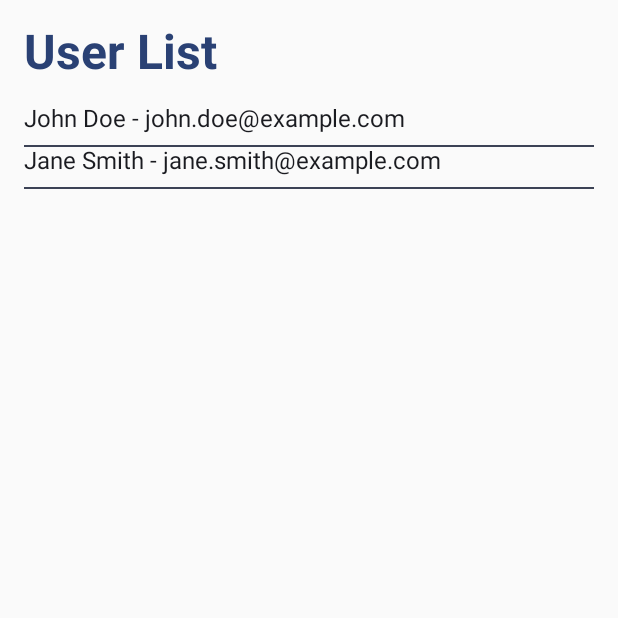
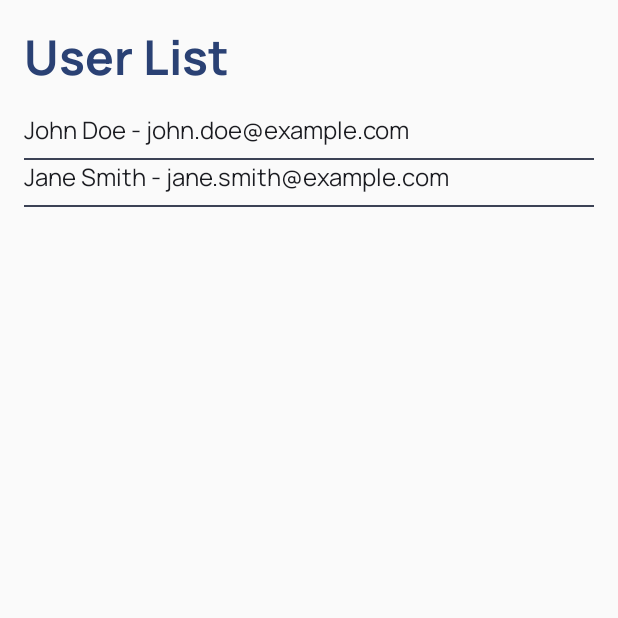
Before and after one commit to dinariyasmine/eCare, an Android app built with Jetpack Compose: the screen it shows after launch (MainActivity), on a phone screen of 412 x 824 dp, the top half of it. Run offline under Robolectric (Android 15) with nearby library versions, the light colour scheme and no system bars.

Commit message:
font set up

```diff
--- a/mobile/app/src/main/java/com/example/ecare_mobile/ui/theme/Type.kt
+++ b/mobile/app/src/main/java/com/example/ecare_mobile/ui/theme/Type.kt
@@ -1,65 +1,78 @@
 package com.example.ecare_mobile.ui.theme
 
-import androidx.compose.material3.Typography
-import androidx.compose.ui.text.TextStyle
+import androidx.compose.ui.text.font.Font
 import androidx.compose.ui.text.font.FontFamily
 import androidx.compose.ui.text.font.FontWeight
+import androidx.compose.ui.text.TextStyle
+import androidx.compose.material3.Typography
 import androidx.compose.ui.unit.sp
+import com.example.ecare_mobile.R
+
+// Create a Manrope FontFamily
+val Manrope = FontFamily(
+    Font(R.font.manrope_extra_light, FontWeight.ExtraLight),
+    Font(R.font.manrope_light, FontWeight.Light),
+    Font(R.font.manrope_regular, FontWeight.Normal),
+    Font(R.font.manrope_medium, FontWeight.Medium),
+    Font(R.font.manrope_semi_bold, FontWeight.SemiBold),
+    Font(R.font.manrope_bold, FontWeight.Bold),
+    Font(R.font.manrope_extra_bold, FontWeight.ExtraBold)
+)
 
 // Define Typography Styles from Figma Design System
 val Typography = Typography(
     displayLarge = TextStyle(
-        fontFamily = FontFamily.Default, // Replace with Manrope font if available
+        fontFamily = Manrope,
         fontWeight = FontWeight.Bold,
         fontSize = 32.sp // Heading 1 size from Figma
     ),
     displayMedium = TextStyle(
-        fontFamily = FontFamily.Default,
+        fontFamily = Manrope,
         fontWeight = FontWeight.SemiBold,
         fontSize = 24.sp // Heading 2 size from Figma
     ),
     displaySmall = TextStyle(
-        fontFamily = FontFamily.Default,
+        fontFamily = Manrope,
         fontWeight = FontWeight.Medium,
         fontSize = 20.sp // Heading 3 size from Figma
     ),
     headlineLarge = TextStyle(
-        fontFamily = FontFamily.Default,
+        fontFamily = Manrope,
         fontWeight = FontWeight.Medium,
         fontSize = 16.sp // Heading 4 size from Figma
     ),
     headlineMedium = TextStyle(
-        fontFamily = FontFamily.Default,
+        fontFamily = Manrope,
         fontWeight = FontWeight.Medium,
         fontSize = 14.sp // Heading 5 size from Figma
     ),
     headlineSmall = TextStyle(
-        fontFamily = FontFamily.Default,
+        fontFamily = Manrope,
         fontWeight = FontWeight.Medium,
         fontSize = 12.sp // Heading 6 size from Figma
     ),
     bodyLarge = TextStyle(
-        fontFamily = FontFamily.Default,
+        fontFamily = Manrope,
         fontWeight = FontWeight.Normal,
         fontSize = 16.sp // Body X-Large size from Figma
     ),
     bodyMedium = TextStyle(
-        fontFamily = FontFamily.Default,
+        fontFamily = Manrope,
         fontWeight = FontWeight.Normal,
         fontSize = 14.sp // Body Large size from Figma
     ),
     bodySmall = TextStyle(
-        fontFamily = FontFamily.Default,
+        fontFamily = Manrope,
         fontWeight = FontWeight.Normal,
         fontSize = 12.sp // Body Medium size from Figma
     ),
     labelLarge = TextStyle(
-        fontFamily = FontFamily.Default,
+        fontFamily = Manrope,
         fontWeight = FontWeight.Normal,
         fontSize = 10.sp // Body Small size from Figma
     ),
     labelMedium = TextStyle(
-        fontFamily = FontFamily.Default,
+        fontFamily = Manrope,
         fontWeight = FontWeight.Normal,
         fontSize = 8.sp // Body X-Small size from Figma
     )
```
Also changed, not shown: mobile/app/src/main/res/font/manrope_bold.ttf (added), mobile/app/src/main/res/font/manrope_extra_bold.ttf (added), mobile/app/src/main/res/font/manrope_extra_light.ttf (added), mobile/app/src/main/res/font/manrope_light.ttf (added), mobile/app/src/main/res/font/manrope_medium.ttf (added), mobile/app/src/main/res/font/manrope_regular.ttf (added), mobile/app/src/main/res/font/manrope_semi_bold.ttf (added), 1 other file.
